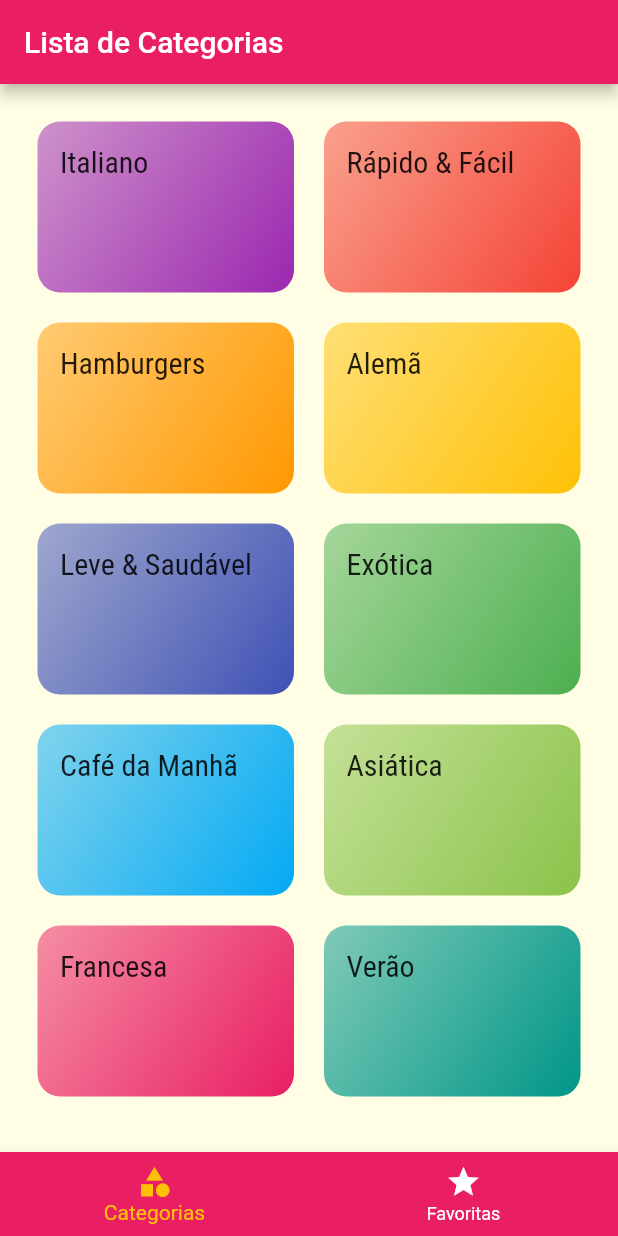
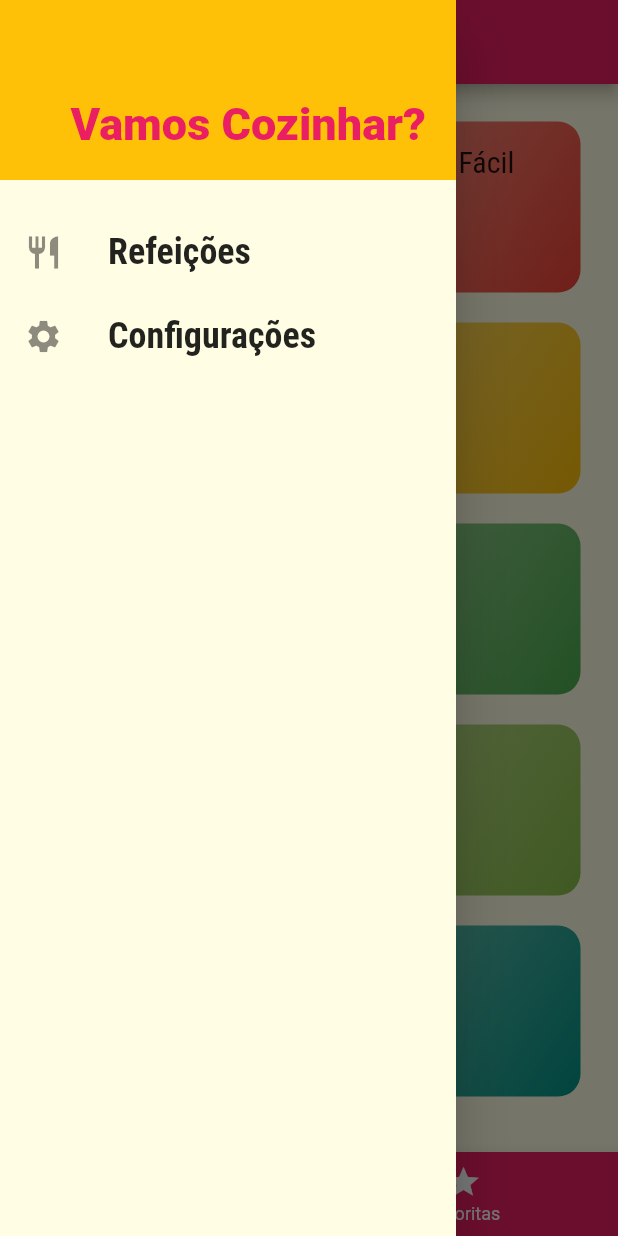
Before and after one commit to vanderloureiro/app-meals, a Flutter app: the screen it shows after launch, with the side drawer open (before the commit the screen has no drawer), on a phone screen of 412 x 824 dp. Run offline on Flutter 3.47's test engine with Material 2 defaults, Android fonts, the phone set to English and light mode, and no system bars.

Commit message:
Construcao e configuracao de drawer

```diff
--- /dev/null
+++ b/lib/components/main_drawer.dart
@@ -0,0 +1,60 @@
+import 'package:app_meals/utils/app_routes.dart';
+import 'package:flutter/material.dart';
+
+class MainDrawer extends StatelessWidget {
+  const MainDrawer({Key? key}) : super(key: key);
+
+  @override
+  Widget build(BuildContext context) {
+    return Drawer(
+      child: Column(
+        children: [
+          Container(
+            height: 120,
+            width: double.infinity,
+            padding: const EdgeInsets.all(20),
+            color: Theme.of(context).colorScheme.secondary,
+            alignment: Alignment.bottomRight,
+            child: Text(
+                "Vamos Cozinhar?",
+                style: TextStyle(
+                  fontWeight: FontWeight.w900,
+                  fontSize: 30,
+                  color: Theme.of(context).colorScheme.primary
+                )
+            ),
+          ),
+          const SizedBox(height: 20,),
+          _createItem(
+              Icons.restaurant,
+              "Refeições",
+                  () => Navigator.of(context).pushReplacementNamed(AppRoutes.home)
+          ),
+          _createItem(
+              Icons.settings,
+              "Configurações",
+              () => Navigator.of(context).pushReplacementNamed(AppRoutes.settings)
+          )
+        ],
+      ),
+    );
+  }
+
+  Widget _createItem(IconData icon, String label, VoidCallback onTapFunction) {
+    return ListTile(
+      leading: Icon(
+          icon,
+        size: 26,
+      ),
+      title: Text(
+        label,
+        style: const TextStyle(
+          fontFamily: 'RobotoCondensed',
+          fontSize: 24,
+          fontWeight: FontWeight.bold
+        ),
+      ),
+      onTap: onTapFunction,
+    );
+  }
+}
--- a/lib/main.dart
+++ b/lib/main.dart
@@ -4,6 +4,7 @@ import 'package:app_meals/pages/categories_meals_page.dart';
 import 'package:app_meals/pages/categories_page.dart';
 import 'package:app_meals/pages/meal_details_page.dart';
 import 'package:app_meals/pages/navigation_page.dart';
+import 'package:app_meals/pages/settings_page.dart';
 import 'package:app_meals/utils/app_routes.dart';
 import 'package:flutter/material.dart';
 
@@ -35,6 +36,7 @@ class MyApp extends StatelessWidget {
         AppRoutes.home: (context) => const NavigationPage(),
         AppRoutes.categories_meals: (context) => const CategoriesMealsPage(),
         AppRoutes.meal_details: (context) => const MealDetailsPage(),
+        AppRoutes.settings: (context) => const SettingsPage()
       },
       onUnknownRoute: (settings) => MaterialPageRoute(
           builder: (_) => const CategoriesPage(),
--- a/lib/pages/navigation_page.dart
+++ b/lib/pages/navigation_page.dart
@@ -1,3 +1,4 @@
+import 'package:app_meals/components/main_drawer.dart';
 import 'package:app_meals/pages/categories_page.dart';
 import 'package:app_meals/pages/favorites_page.dart';
 import 'package:flutter/material.dart';
@@ -30,6 +31,7 @@ class _NavigationPageState extends State<NavigationPage> {
         title: Text(_titles[_selectPageIndex]),
       ),
       body: _pages[_selectPageIndex],
+      drawer: const MainDrawer(),
       bottomNavigationBar: BottomNavigationBar(
         onTap: _selectPage,
         backgroundColor: Theme.of(context).colorScheme.primary,
--- /dev/null
+++ b/lib/pages/settings_page.dart
@@ -0,0 +1,19 @@
+import 'package:app_meals/components/main_drawer.dart';
+import 'package:flutter/material.dart';
+
+class SettingsPage extends StatelessWidget {
+  const SettingsPage({Key? key}) : super(key: key);
+
+  @override
+  Widget build(BuildContext context) {
+    return Scaffold(
+      appBar: AppBar(
+        title: const Text("Configurações"),
+      ),
+      drawer: const MainDrawer(),
+      body: const Center(
+        child: Text("Minhas configurações"),
+      ),
+    );
+  }
+}
--- a/lib/utils/app_routes.dart
+++ b/lib/utils/app_routes.dart
@@ -3,4 +3,5 @@ class AppRoutes {
   static const home = '/';
   static const categories_meals = "/categories-meals";
   static const meal_details = "/meal-details";
+  static const settings = "/settings";
 }
```
